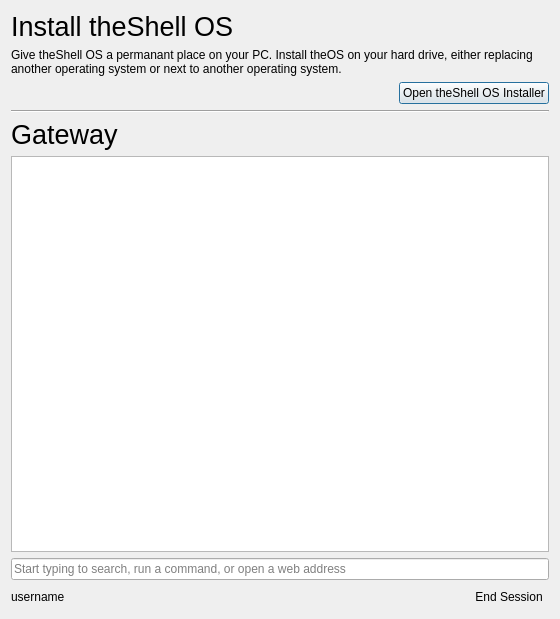
Before: the Qt Designer form shell/menu.ui in vicr123/theshell, drawn with Qt 5.
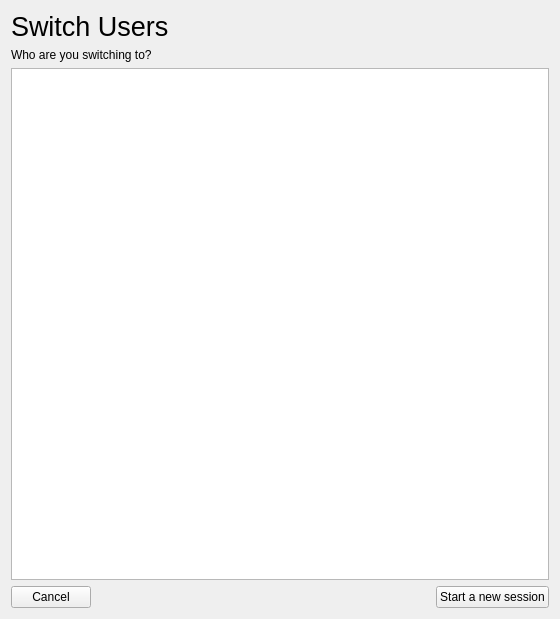
After: the same form once the commit is applied. The open tabs and pages were chosen to show the change. Icons and pictures are not drawn. Custom widgets are drawn as their Qt base class.

Commit message: GTK3 Widget Selection box, new Switch Users UI

Diff of the .ui file:
```diff
--- a/shell/menu.ui
+++ b/shell/menu.ui
@@ -20,6 +20,9 @@
   <layout class="QVBoxLayout" name="verticalLayout_2">
    <item>
     <widget class="AnimatedStackedWidget" name="stackedWidget">
+     <property name="autoFillBackground">
+      <bool>true</bool>
+     </property>
      <property name="currentIndex">
       <number>2</number>
      </property>
@@ -649,6 +652,84 @@
        </item>
       </layout>
      </widget>
+     <widget class="QWidget" name="page_4">
+      <property name="autoFillBackground">
+       <bool>true</bool>
+      </property>
+      <layout class="QVBoxLayout" name="verticalLayout_5">
+       <property name="leftMargin">
+        <number>0</number>
+       </property>
+       <property name="topMargin">
+        <number>0</number>
+       </property>
+       <property name="rightMargin">
+        <number>0</number>
+       </property>
+       <property name="bottomMargin">
+        <number>0</number>
+       </property>
+       <item>
+        <widget class="QLabel" name="label_8">
+         <property name="font">
+          <font>
+           <pointsize>20</pointsize>
+          </font>
+         </property>
+         <property name="text">
+          <string>Switch Users</string>
+         </property>
+        </widget>
+       </item>
+       <item>
+        <widget class="QLabel" name="label_9">
+         <property name="text">
+          <string>Who are you switching to?</string>
+         </property>
+        </widget>
+       </item>
+       <item>
+        <widget class="QListWidget" name="availableUsersList"/>
+       </item>
+       <item>
+        <layout class="QHBoxLayout" name="horizontalLayout_5">
+         <item>
+          <widget class="QPushButton" name="cancelSwitchUsersButton">
+           <property name="text">
+            <string>Cancel</string>
+           </property>
+           <property name="icon">
+            <iconset theme="dialog-cancel"/>
+           </property>
+          </widget>
+         </item>
+         <item>
+          <spacer name="horizontalSpacer_5">
+           <property name="orientation">
+            <enum>Qt::Horizontal</enum>
+           </property>
+           <property name="sizeHint" stdset="0">
+            <size>
+             <width>40</width>
+             <height>20</height>
+            </size>
+           </property>
+          </spacer>
+         </item>
+         <item>
+          <widget class="QPushButton" name="startNewSessionButton">
+           <property name="text">
+            <string>Start a new session</string>
+           </property>
+           <property name="icon">
+            <iconset theme="system-switch-user"/>
+           </property>
+          </widget>
+         </item>
+        </layout>
+       </item>
+      </layout>
+     </widget>
     </widget>
    </item>
   </layout>
```
Left out of the diff: 5 changed lines with no effect on the pictures. The commit also changes 9 other files.
